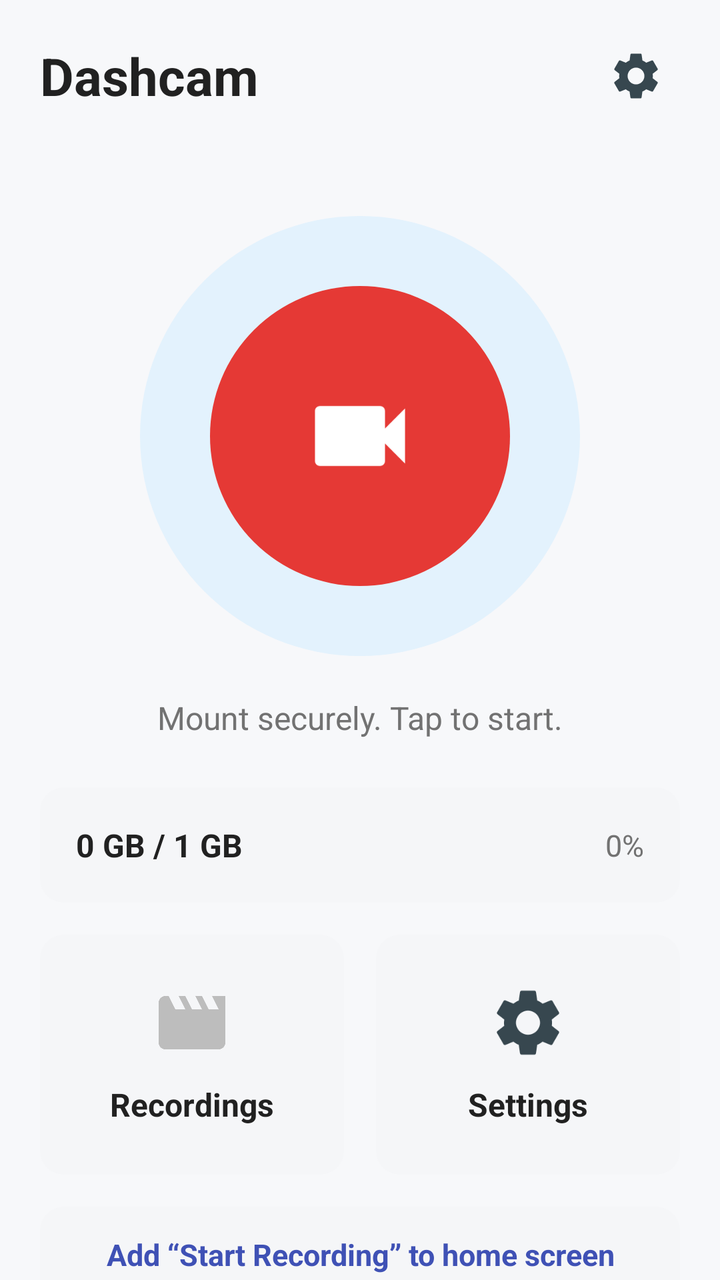
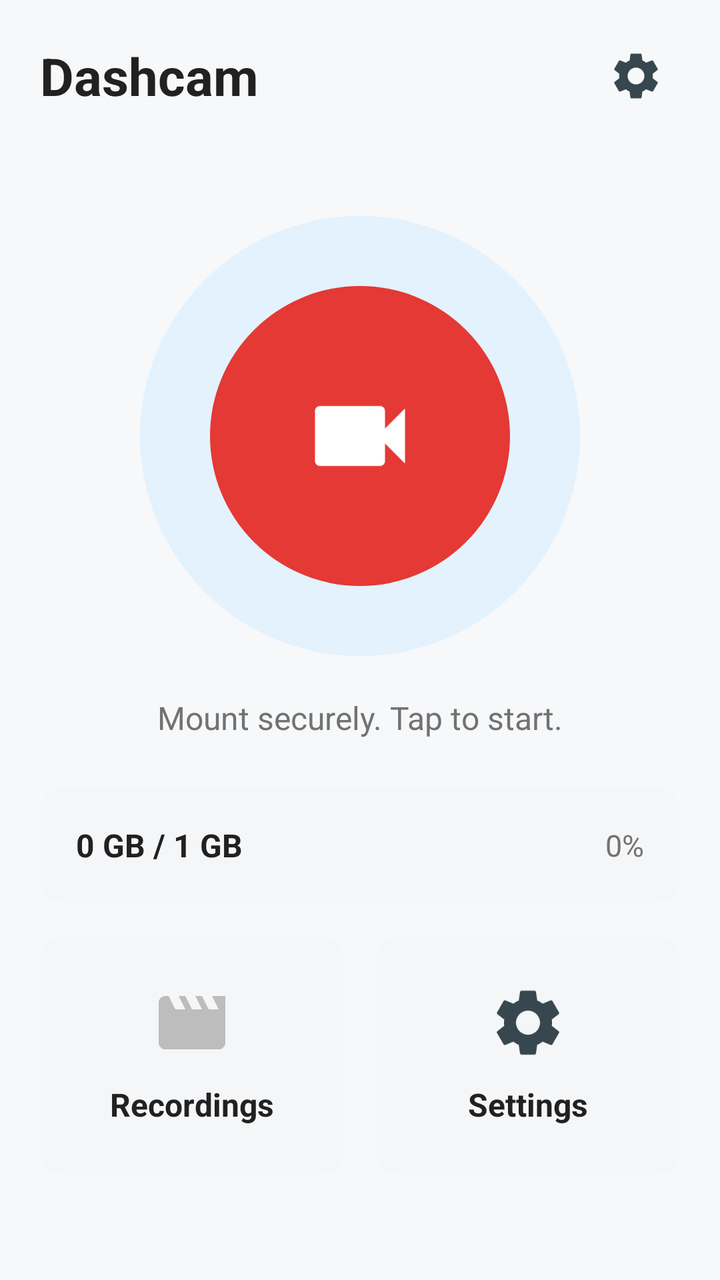

The first picture is an Android layout as it rendered before a commit; the second is the same layout after the commit. The layout source and the unified diff follow.
<!-- AndroidManifest.xml: activity theme AppTheme.NoActionBar -->
<!-- res/layout/activity_main.xml -->
<?xml version="1.0" encoding="utf-8"?>
<LinearLayout xmlns:android="http://schemas.android.com/apk/res/android"
    android:layout_width="match_parent"
    android:layout_height="match_parent"
    android:background="@color/colorWindowBg"
    android:orientation="vertical"
    android:paddingLeft="20dp"
    android:paddingRight="20dp">

    
    <LinearLayout
        android:layout_width="match_parent"
        android:layout_height="wrap_content"
        android:gravity="center_vertical"
        android:orientation="horizontal"
        android:paddingTop="16dp"
        android:paddingBottom="8dp">

        <TextView
            android:layout_width="0dp"
            android:layout_height="wrap_content"
            android:layout_weight="1"
            android:text="Dashcam"
            android:textColor="@color/colorTextPrimary"
            android:textSize="26sp"
            android:textStyle="bold" />

        <ImageView
            android:id="@+id/btn_settings"
            android:layout_width="44dp"
            android:layout_height="44dp"
            android:background="?attr/selectableItemBackgroundBorderless"
            android:contentDescription="Settings"
            android:padding="8dp"
            android:src="@drawable/ic_settings_home" />
    </LinearLayout>

    
    <FrameLayout
        android:layout_width="220dp"
        android:layout_height="220dp"
        android:layout_gravity="center_horizontal"
        android:layout_marginTop="40dp"
        android:background="@drawable/bg_rec_halo">

        <FrameLayout
            android:id="@+id/btn_rec"
            android:layout_width="150dp"
            android:layout_height="150dp"
            android:layout_gravity="center"
            android:background="@drawable/bg_rec_circle"
            android:clickable="true"
            android:focusable="true">

            <ImageView
                android:id="@+id/rec_icon"
                android:layout_width="60dp"
                android:layout_height="60dp"
                android:layout_gravity="center"
                android:contentDescription="Start recording"
                android:src="@drawable/ic_rec_camera" />
        </FrameLayout>
    </FrameLayout>

    <TextView
        android:id="@+id/rec_subtitle"
        android:layout_width="match_parent"
        android:layout_height="wrap_content"
        android:layout_marginTop="20dp"
        android:gravity="center"
        android:text="Mount securely. Tap to start."
        android:textColor="@color/colorTextSecondary"
        android:textSize="16sp" />

    
    <LinearLayout
        android:layout_width="match_parent"
        android:layout_height="wrap_content"
        android:layout_marginTop="24dp"
        android:background="@drawable/bg_storage_card"
        android:gravity="center_vertical"
        android:orientation="horizontal"
        android:padding="18dp">

        <TextView
            android:id="@+id/storage_text"
            android:layout_width="0dp"
            android:layout_height="wrap_content"
            android:layout_weight="1"
            android:text="0 GB / 1 GB"
            android:textColor="@color/colorTextPrimary"
            android:textSize="16sp"
            android:textStyle="bold" />

        <TextView
            android:id="@+id/storage_percent"
            android:layout_width="wrap_content"
            android:layout_height="wrap_content"
            android:text="0%"
            android:textColor="@color/colorTextSecondary"
            android:textSize="15sp" />
    </LinearLayout>

    
    <LinearLayout
        android:layout_width="match_parent"
        android:layout_height="wrap_content"
        android:layout_marginTop="16dp"
        android:orientation="horizontal">

        <LinearLayout
            android:id="@+id/card_recordings"
            android:layout_width="0dp"
            android:layout_height="120dp"
            android:layout_marginEnd="8dp"
            android:layout_weight="1"
            android:background="@drawable/bg_storage_card"
            android:clickable="true"
            android:focusable="true"
            android:gravity="center"
            android:orientation="vertical">

            <ImageView
                android:layout_width="40dp"
                android:layout_height="40dp"
                android:contentDescription="@null"
                android:src="@drawable/ic_movie" />

            <TextView
                android:layout_width="wrap_content"
                android:layout_height="wrap_content"
                android:layout_marginTop="10dp"
                android:text="Recordings"
                android:textColor="@color/colorTextPrimary"
                android:textSize="16sp"
                android:textStyle="bold" />
        </LinearLayout>

        <LinearLayout
            android:id="@+id/card_settings"
            android:layout_width="0dp"
            android:layout_height="120dp"
            android:layout_marginStart="8dp"
            android:layout_weight="1"
            android:background="@drawable/bg_storage_card"
            android:clickable="true"
            android:focusable="true"
            android:gravity="center"
            android:orientation="vertical">

            <ImageView
                android:layout_width="40dp"
                android:layout_height="40dp"
                android:contentDescription="@null"
                android:src="@drawable/ic_settings_home" />

            <TextView
                android:layout_width="wrap_content"
                android:layout_height="wrap_content"
                android:layout_marginTop="10dp"
                android:text="Settings"
                android:textColor="@color/colorTextPrimary"
                android:textSize="16sp"
                android:textStyle="bold" />
        </LinearLayout>
    </LinearLayout>

    
    <TextView
        android:id="@+id/btn_add_shortcut"
        android:layout_width="match_parent"
        android:layout_height="48dp"
        android:layout_marginTop="16dp"
        android:background="@drawable/bg_storage_card"
        android:clickable="true"
        android:focusable="true"
        android:drawablePadding="8dp"
        android:gravity="center"
        android:text="Add \u201CStart Recording\u201D to home screen"
        android:textColor="@color/colorPrimary"
        android:textSize="15sp"
        android:textStyle="bold" />

</LinearLayout>
<!-- resources referenced by this layout -->
<resources>
  <color name="colorPrimary">#3F51B5</color>
  <color name="colorTextPrimary">#212121</color>
  <color name="colorTextSecondary">#727272</color>
  <color name="colorWindowBg">#FFF7F8FA</color>
  <!-- drawable bg_rec_circle (drawable) -->
  <?xml version="1.0" encoding="utf-8"?>
  <shape xmlns:android="http://schemas.android.com/apk/res/android"
      android:shape="oval">
      <solid android:color="#FFE53935" />
  </shape>
  <!-- drawable bg_rec_halo (drawable) -->
  <?xml version="1.0" encoding="utf-8"?>
  <shape xmlns:android="http://schemas.android.com/apk/res/android"
      android:shape="oval">
      <solid android:color="#FFE3F2FD" />
  </shape>
  <!-- drawable bg_storage_card (drawable) -->
  <?xml version="1.0" encoding="utf-8"?>
  <shape xmlns:android="http://schemas.android.com/apk/res/android"
      android:shape="rectangle">
      <solid android:color="@color/colorCardAlt" />
      <corners android:radius="12dp" />
  </shape>
  <!-- drawable ic_movie (drawable) -->
  <vector xmlns:android="http://schemas.android.com/apk/res/android"
      android:width="96dp"
      android:height="96dp"
      android:viewportWidth="24"
      android:viewportHeight="24"
      android:tint="#FFBDBDBD">
      <path
          android:fillColor="#FF000000"
          android:pathData="M18,4l2,4h-3l-2,-4h-2l2,4h-3l-2,-4H8l2,4H7L5,4H4c-1.1,0 -1.99,0.9 -1.99,2L2,18c0,1.1 0.9,2 2,2h16c1.1,0 2,-0.9 2,-2V4h-4z" />
  </vector>
  <!-- drawable ic_rec_camera (drawable) -->
  <vector xmlns:android="http://schemas.android.com/apk/res/android"
      android:width="24dp"
      android:height="24dp"
      android:viewportWidth="24"
      android:viewportHeight="24"
      android:tint="#FFFFFFFF">
      <path
          android:fillColor="#FF000000"
          android:pathData="M17,10.5V7c0,-0.55 -0.45,-1 -1,-1H4c-0.55,0 -1,0.45 -1,1v10c0,0.55 0.45,1 1,1h12c0.55,0 1,-0.45 1,-1v-3.5l4,4v-11l-4,4z" />
  </vector>
  <!-- drawable ic_settings_home (drawable) -->
  <vector xmlns:android="http://schemas.android.com/apk/res/android"
      android:width="24dp"
      android:height="24dp"
      android:viewportWidth="24"
      android:viewportHeight="24"
      android:tint="#FF37474F">
      <path
          android:fillColor="#FF000000"
          android:pathData="M19.14,12.94c0.04,-0.3 0.06,-0.61 0.06,-0.94c0,-0.32 -0.02,-0.64 -0.07,-0.94l2.03,-1.58c0.18,-0.14 0.23,-0.41 0.12,-0.61l-1.92,-3.32c-0.12,-0.22 -0.37,-0.29 -0.59,-0.22l-2.39,0.96c-0.5,-0.38 -1.03,-0.7 -1.62,-0.94L14.4,2.81c-0.04,-0.24 -0.24,-0.41 -0.48,-0.41h-3.84c-0.24,0 -0.43,0.17 -0.47,0.41L9.25,5.35C8.66,5.59 8.12,5.92 7.63,6.29L5.24,5.33c-0.22,-0.08 -0.47,0 -0.59,0.22L2.74,8.87C2.62,9.08 2.66,9.34 2.86,9.48l2.03,1.58C4.84,11.36 4.8,11.69 4.8,12s0.02,0.64 0.07,0.94l-2.03,1.58c-0.18,0.14 -0.23,0.41 -0.12,0.61l1.92,3.32c0.12,0.22 0.37,0.29 0.59,0.22l2.39,-0.96c0.5,0.38 1.03,0.7 1.62,0.94l0.36,2.54c0.05,0.24 0.24,0.41 0.48,0.41h3.84c0.24,0 0.44,-0.17 0.47,-0.41l0.36,-2.54c0.59,-0.24 1.13,-0.56 1.62,-0.94l2.39,0.96c0.22,0.08 0.47,0 0.59,-0.22l1.92,-3.32c0.12,-0.22 0.07,-0.47 -0.12,-0.61L19.14,12.94zM12,15.6c-1.98,0 -3.6,-1.62 -3.6,-3.6s1.62,-3.6 3.6,-3.6s3.6,1.62 3.6,3.6S13.98,15.6 12,15.6z" />
  </vector>
  <style name="AppTheme.NoActionBar">
          <item name="windowActionBar">false</item>
          <item name="windowNoTitle">true</item>
      </style>
  <color name="colorCardAlt">#FFF5F6F8</color>
</resources>

<!-- the commit's change to res/layout/activity_main.xml (unified diff, before → after) -->
@@ -165,20 +165,4 @@
         </LinearLayout>
     </LinearLayout>
 
-    
-    <TextView
-        android:id="@+id/btn_add_shortcut"
-        android:layout_width="match_parent"
-        android:layout_height="48dp"
-        android:layout_marginTop="16dp"
-        android:background="@drawable/bg_storage_card"
-        android:clickable="true"
-        android:focusable="true"
-        android:drawablePadding="8dp"
-        android:gravity="center"
-        android:text="Add \u201CStart Recording\u201D to home screen"
-        android:textColor="@color/colorPrimary"
-        android:textSize="15sp"
-        android:textStyle="bold" />
-
 </LinearLayout>
<!-- resource entries referenced after the edit -->
@@ -1,6 +1,5 @@
 <!-- resources referenced by this layout -->
 <resources>
-  <color name="colorPrimary">#3F51B5</color>
   <color name="colorTextPrimary">#212121</color>
   <color name="colorTextSecondary">#727272</color>
   <color name="colorWindowBg">#FFF7F8FA</color>
